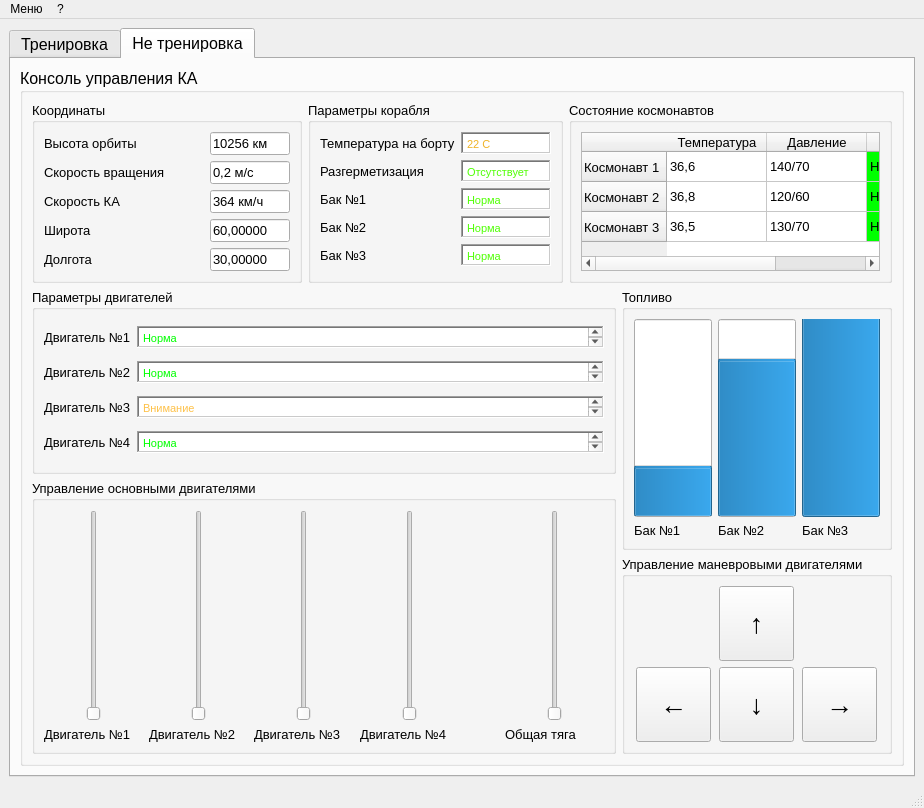
The window that hw_1/ui/a_add_ui_form.ui (natgry/pyqt) describes before a commit, drawn with Qt 5.
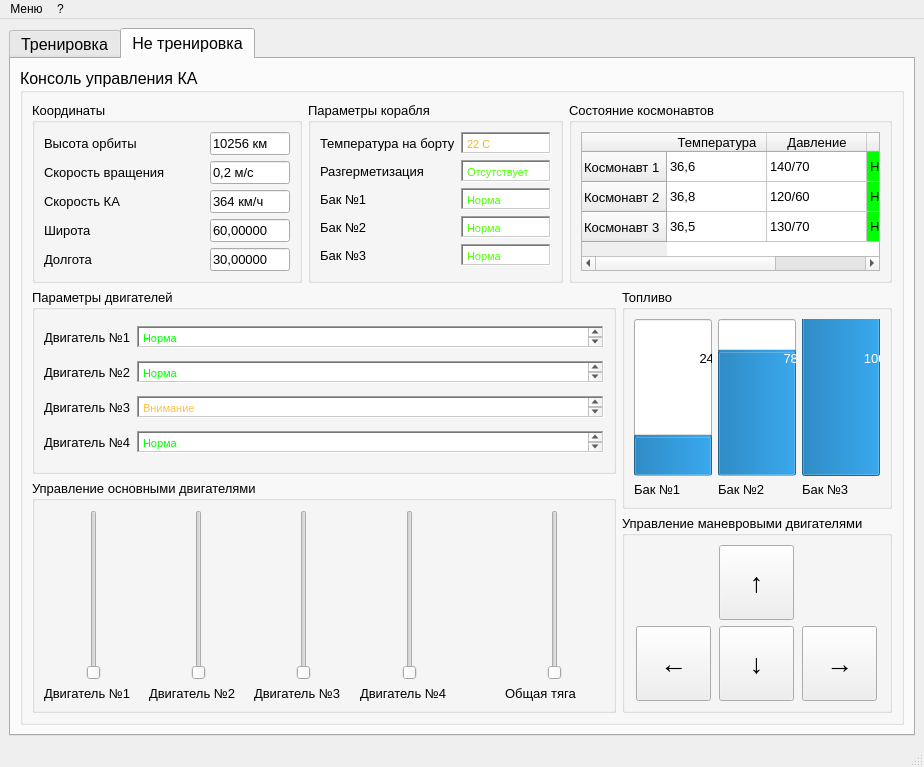
The same window after the commit.

Commit message: Fix verticalLayout_14 and verticalLayout_13 spacing

What changed in the file:
```diff
--- a/hw_1/ui/a_add_ui_form.ui
+++ b/hw_1/ui/a_add_ui_form.ui
@@ -7,7 +7,7 @@
     <x>0</x>
     <y>0</y>
     <width>924</width>
-    <height>808</height>
+    <height>767</height>
    </rect>
   </property>
   <property name="sizePolicy">
@@ -1688,8 +1688,29 @@
                   <string>Управление маневровыми двигателями</string>
                  </property>
                  <layout class="QVBoxLayout" name="verticalLayout_14">
+                  <property name="spacing">
+                   <number>6</number>
+                  </property>
+                  <property name="leftMargin">
+                   <number>9</number>
+                  </property>
+                  <property name="topMargin">
+                   <number>9</number>
+                  </property>
+                  <property name="rightMargin">
+                   <number>9</number>
+                  </property>
+                  <property name="bottomMargin">
+                   <number>9</number>
+                  </property>
                   <item>
                    <layout class="QHBoxLayout" name="horizontalLayout_13">
+                    <property name="spacing">
+                     <number>6</number>
+                    </property>
+                    <property name="bottomMargin">
+                     <number>0</number>
+                    </property>
                     <item>
                      <widget class="QPushButton" name="pushButton_5">
                       <property name="minimumSize">
```
Left out of the diff: 2 changed lines with no effect on the pictures. The commit also changes 1 other file.
